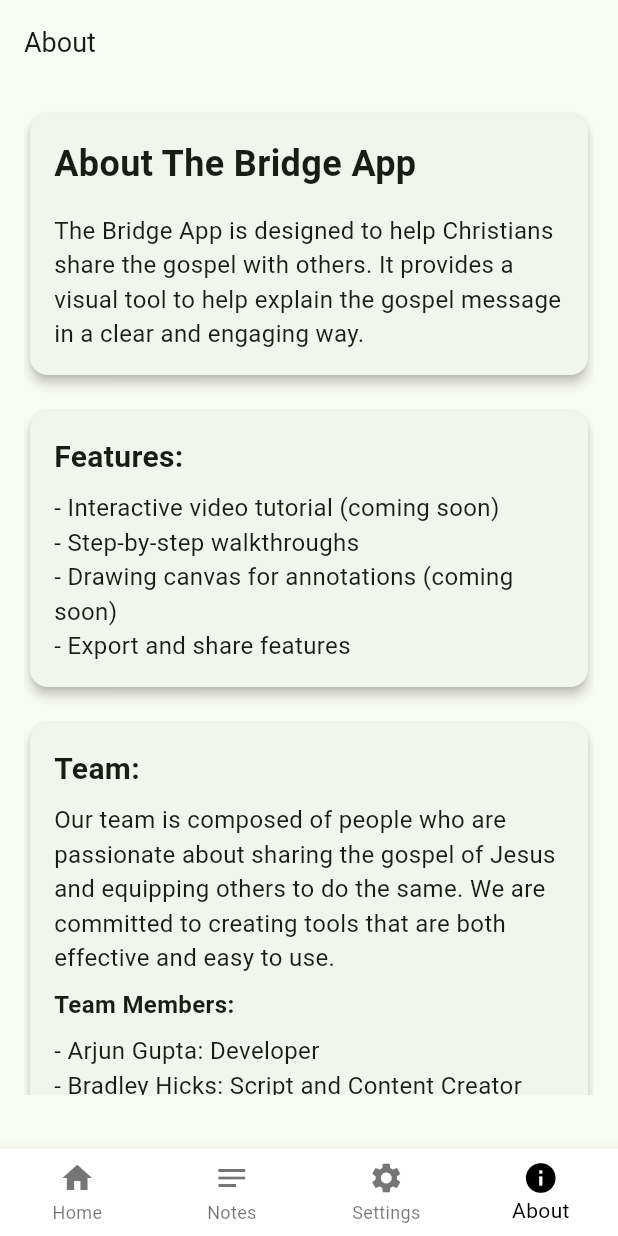
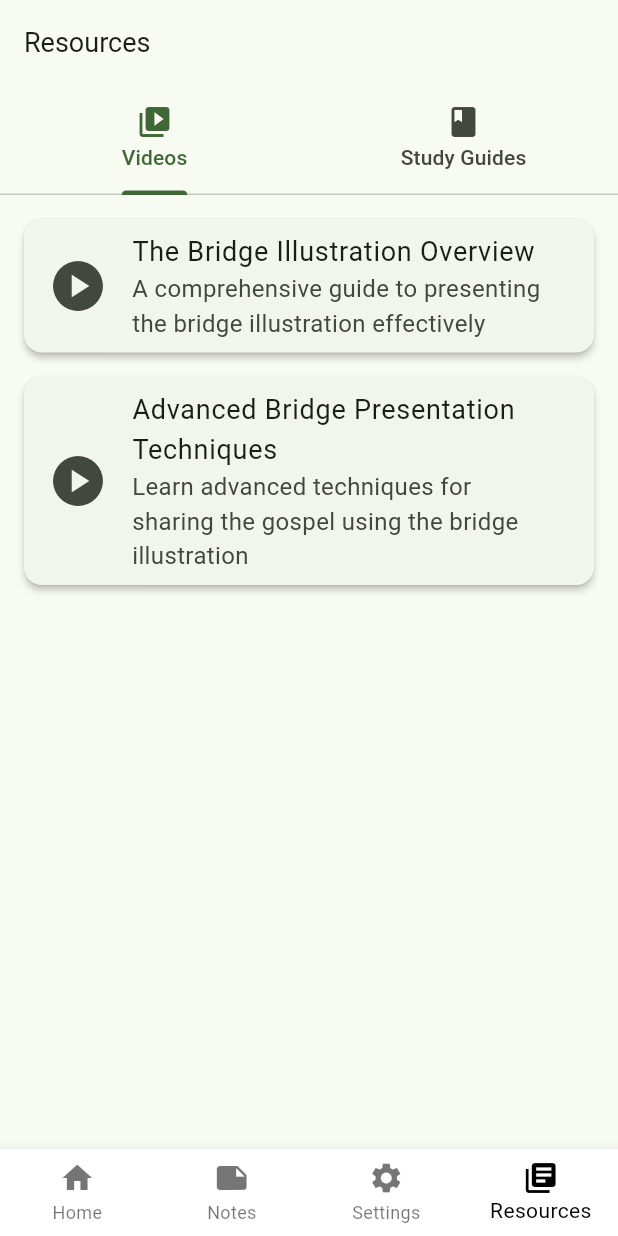
Before and after one commit to Arjun2908/TheBridgeApp, a Flutter app: the screen it shows after launch, item 4 of the bottom bar chosen, on a phone screen of 412 x 824 dp. Run offline on Flutter 3.47's test engine with Material 3 defaults, Android fonts, the phone set to English and light mode, and no system bars; our stand-ins replace flutter_colorpicker, flutter_dotenv, flutter_vector_icons, fluttertoast, hive, hive_flutter and 3 more; missing offline and left inert: scribble; accounts and stored records are empty.

Commit message:
add Resource model and provider; integrate URL launcher; update navigation and dependencies

```diff
--- a/lib/about/about_page.dart
+++ b/lib/about/about_page.dart
@@ -1,8 +1,6 @@
 import 'package:flutter/gestures.dart';
 import 'package:flutter/material.dart';
 import 'package:provider/provider.dart';
-import 'package:the_bridge_app/bottom_nav_bar.dart';
-import 'package:the_bridge_app/global_helpers.dart';
 
 import 'package:the_bridge_app/providers/settings_provider.dart';
 
@@ -20,7 +18,7 @@ class AboutPage extends StatelessWidget {
           title: const Text('About'),
         ),
         body: Padding(
-          padding: const EdgeInsets.fromLTRB(16, 16, 16, 36),
+          padding: const EdgeInsets.fromLTRB(16, 0, 16, 36),
           child: SingleChildScrollView(
             child: Column(
               crossAxisAlignment: CrossAxisAlignment.start,
@@ -162,10 +160,6 @@ class AboutPage extends StatelessWidget {
             ),
           ),
         ),
-        bottomNavigationBar: BottomNavBar(
-          selectedIndex: 3,
-          onItemTapped: (index) => onItemTapped(index, context),
-        ),
       );
     });
   }
--- a/lib/bottom_nav_bar.dart
+++ b/lib/bottom_nav_bar.dart
@@ -29,7 +29,7 @@ class BottomNavBar extends StatelessWidget {
           label: 'Home',
         ),
         BottomNavigationBarItem(
-          icon: Icon(Icons.notes),
+          icon: Icon(Icons.note),
           label: 'Notes',
         ),
         BottomNavigationBarItem(
@@ -37,8 +37,8 @@ class BottomNavBar extends StatelessWidget {
           label: 'Settings',
         ),
         BottomNavigationBarItem(
-          icon: Icon(Icons.info),
-          label: 'About',
+          icon: Icon(Icons.library_books),
+          label: 'Resources',
         ),
       ],
     );
--- a/lib/global_helpers.dart
+++ b/lib/global_helpers.dart
@@ -1,8 +1,9 @@
 import 'package:flutter/material.dart';
 import 'package:intl/intl.dart';
-import 'package:the_bridge_app/about/about_page.dart';
+
 import 'package:the_bridge_app/home/home_page.dart';
 import 'package:the_bridge_app/notes/notes_page.dart';
+import 'package:the_bridge_app/resources/pages/resource_library_page.dart';
 import 'package:the_bridge_app/settings/settings_page.dart';
 
 TextTheme buildTextTheme(double textSize) {
@@ -46,7 +47,7 @@ void onItemTapped(int index, BuildContext context) {
       page = const SettingsPage();
       break;
     case 3:
-      page = const AboutPage();
+      page = const ResourceLibraryPage();
       break;
     case 4:
       Navigator.pushNamed(context, '/video');
--- a/lib/main.dart
+++ b/lib/main.dart
@@ -10,14 +10,16 @@ import 'package:the_bridge_app/providers/feedback_provider.dart';
 import 'package:the_bridge_app/providers/notes_provider.dart';
 import 'package:the_bridge_app/providers/passage_provider.dart';
 import 'package:the_bridge_app/providers/settings_provider.dart';
+import 'package:the_bridge_app/resources/providers/resource_provider.dart';
 
 import 'package:the_bridge_app/settings/settings_page.dart';
-import 'package:the_bridge_app/about/about_page.dart';
 import 'package:the_bridge_app/video-player/animation_page.dart';
 import 'package:the_bridge_app/video/video_page.dart';
 import 'package:the_bridge_app/home/home_page.dart';
+import 'package:the_bridge_app/resources/pages/resource_library_page.dart';
 
 void main() async {
+  WidgetsFlutterBinding.ensureInitialized();
   await Hive.initFlutter();
   await Hive.openBox('settings');
   await dotenv.load(fileName: ".env");
@@ -38,6 +40,7 @@ class MyApp extends StatelessWidget {
         ChangeNotifierProvider(create: (_) => SettingsProvider()..loadSettings()),
         ChangeNotifierProvider(create: (_) => FeedbackProvider()),
         ChangeNotifierProvider(create: (_) => NotesProvider()),
+        ChangeNotifierProvider(create: (_) => ResourceProvider()),
       ],
       child: Consumer<SettingsProvider>(
         builder: (context, settingsProvider, child) {
@@ -58,8 +61,8 @@ class MyApp extends StatelessWidget {
               '/main': (context) => const AnimationPage(),
               '/video': (context) => const VideoPage(),
               '/settings': (context) => const SettingsPage(),
-              '/about': (context) => const AboutPage(),
               '/notes': (context) => const NotesPage(),
+              '/resources': (context) => const ResourceLibraryPage(),
             },
           );
         },
--- /dev/null
+++ b/lib/resources/data/resource_data.dart
@@ -0,0 +1,32 @@
+import '../models/resource.dart';
+
+final List<Resource> resourceData = [
+  Resource(
+    id: 'v1',
+    title: 'The Bridge Illustration Overview',
+    description: 'A comprehensive guide to presenting the bridge illustration effectively',
+    type: ResourceType.video,
+    url: 'https://www.youtube.com/watch?v=plSNIwhAn5o&list=PLH0Szn1yYNedn4FbBMMtOlGN-BPLQ54IH',
+  ),
+  Resource(
+    id: 'v2',
+    title: 'Advanced Bridge Presentation Techniques',
+    description: 'Learn advanced techniques for sharing the gospel using the bridge illustration',
+    type: ResourceType.video,
+    url: 'https://www.youtube.com/watch?v=ak06MSETeo4&list=PLH0Szn1yYNedn4FbBMMtOlGN-BPLQ54IH&index=2',
+  ),
+  Resource(
+    id: 'sg1',
+    title: 'Bridge Method Study Guide',
+    description: 'Detailed study guide with scripture references and presentation tips',
+    type: ResourceType.studyGuide,
+    url: 'https://example.com/bridge-study-guide.pdf',
+  ),
+  Resource(
+    id: 'sg2',
+    title: 'Training Manual',
+    description: 'Complete training manual for the bridge illustration method',
+    type: ResourceType.studyGuide,
+    url: 'https://example.com/training-manual.pdf',
+  ),
+];
--- /dev/null
+++ b/lib/resources/models/resource.dart
@@ -0,0 +1,20 @@
+class Resource {
+  final String id;
+  final String title;
+  final String description;
+  final ResourceType type;
+  final String url;
+
+  Resource({
+    required this.id,
+    required this.title,
+    required this.description,
+    required this.type,
+    required this.url,
+  });
+}
+
+enum ResourceType {
+  video,
+  studyGuide,
+}
--- /dev/null
+++ b/lib/resources/pages/resource_library_page.dart
@@ -0,0 +1,72 @@
+import 'package:flutter/material.dart';
+import 'package:provider/provider.dart';
+import 'package:the_bridge_app/bottom_nav_bar.dart';
+import 'package:url_launcher/url_launcher.dart';
+import '../providers/resource_provider.dart';
+import '../models/resource.dart';
+import 'package:the_bridge_app/global_helpers.dart';
+
+class ResourceLibraryPage extends StatelessWidget {
+  const ResourceLibraryPage({super.key});
+
+  Future<void> _launchUrl(String url) async {
+    if (!await launchUrl(Uri.parse(url))) {
+      throw Exception('Could not launch $url');
+    }
+  }
+
+  @override
+  Widget build(BuildContext context) {
+    return DefaultTabController(
+      length: 2,
+      child: Scaffold(
+        appBar: AppBar(
+          title: const Text('Resources'),
+          bottom: const TabBar(
+            tabs: [
+              Tab(icon: Icon(Icons.video_library), text: 'Videos'),
+              Tab(icon: Icon(Icons.book), text: 'Study Guides'),
+            ],
+          ),
+        ),
+        body: Consumer<ResourceProvider>(
+          builder: (context, resourceProvider, child) {
+            return TabBarView(
+              children: [
+                _buildResourceList(context, resourceProvider.videos),
+                _buildResourceList(context, resourceProvider.studyGuides),
+              ],
+            );
+          },
+        ),
+        bottomNavigationBar: BottomNavBar(
+          selectedIndex: 3,
+          onItemTapped: (index) => onItemTapped(index, context),
+        ),
+      ),
+    );
+  }
+
+  Widget _buildResourceList(BuildContext context, List<Resource> resources) {
+    return ListView.builder(
+      padding: const EdgeInsets.all(16),
+      itemCount: resources.length,
+      itemBuilder: (context, index) {
+        final resource = resources[index];
+        return Card(
+          elevation: 2,
+          margin: const EdgeInsets.only(bottom: 16),
+          child: ListTile(
+            leading: Icon(
+              resource.type == ResourceType.video ? Icons.play_circle : Icons.picture_as_pdf,
+              size: 40,
+            ),
+            title: Text(resource.title),
+            subtitle: Text(resource.description),
+            onTap: () => _launchUrl(resource.url),
+          ),
+        );
+      },
+    );
+  }
+}
--- /dev/null
+++ b/lib/resources/providers/resource_provider.dart
@@ -0,0 +1,12 @@
+import 'package:flutter/material.dart';
+import '../models/resource.dart';
+import '../data/resource_data.dart';
+
+class ResourceProvider with ChangeNotifier {
+  List<Resource> getResourcesByType(ResourceType type) {
+    return resourceData.where((resource) => resource.type == type).toList();
+  }
+
+  List<Resource> get videos => getResourcesByType(ResourceType.video);
+  List<Resource> get studyGuides => getResourcesByType(ResourceType.studyGuide);
+}
--- a/lib/settings/settings_page.dart
+++ b/lib/settings/settings_page.dart
@@ -1,12 +1,12 @@
 // lib/settings-page.dart/settings_page.dart
 import 'package:flutter/material.dart';
 import 'package:provider/provider.dart';
+import 'package:the_bridge_app/about/about_page.dart';
 import 'package:the_bridge_app/bottom_nav_bar.dart';
 import 'package:the_bridge_app/feedback_page.dart';
 import 'package:flutter_colorpicker/flutter_colorpicker.dart';
 
 import 'package:the_bridge_app/providers/settings_provider.dart';
-
 import 'package:the_bridge_app/settings/helpers.dart';
 import 'package:the_bridge_app/global_helpers.dart';
 
@@ -21,12 +21,23 @@ class SettingsPage extends StatelessWidget {
       ),
       body: Consumer<SettingsProvider>(
         builder: (context, settingsProvider, child) {
-          return Column(
-            children: [
-              Expanded(
-                child: ListView(
+          return ListView(
             padding: const EdgeInsets.all(16.0),
             children: [
+              // Settings Cards
+              Card(
+                elevation: 3,
+                child: ListTile(
+                  title: const Text('About The Bridge App'),
+                  leading: const Icon(Icons.info_outline),
+                  onTap: () {
+                    Navigator.of(context).push(MaterialPageRoute(
+                      builder: (context) => const AboutPage(),
+                    ));
+                  },
+                ),
+              ),
+              const SizedBox(height: 16),
               Card(
                 elevation: 3,
                 shape: RoundedRectangleBorder(
@@ -171,9 +182,6 @@ class SettingsPage extends StatelessWidget {
                 ),
               ),
             ],
-                ),
-              ),
-            ],
           );
         },
       ),
--- a/pubspec.yaml
+++ b/pubspec.yaml
@@ -30,6 +30,7 @@ dependencies:
   intl: ^0.17.0
   scribble: ^0.10.0+1
   flutter_vector_icons: ^2.0.0
+  url_launcher: ^6.2.5
 
 
 dev_dependencies:
```
Also changed, not shown: pubspec.lock, 3 other files. Lines whose indentation alone changed are shown as unchanged.
